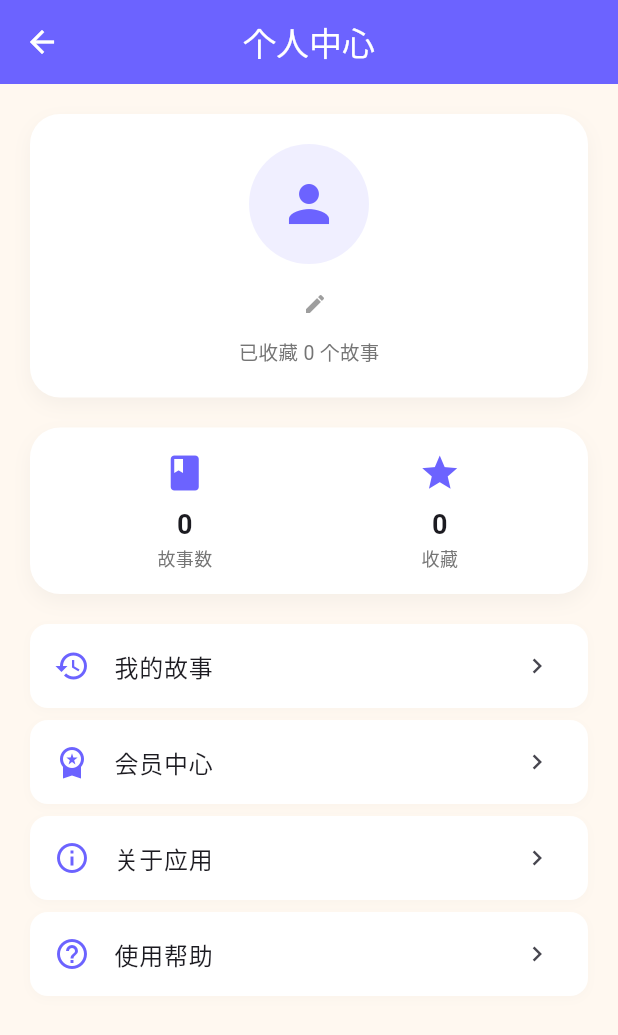
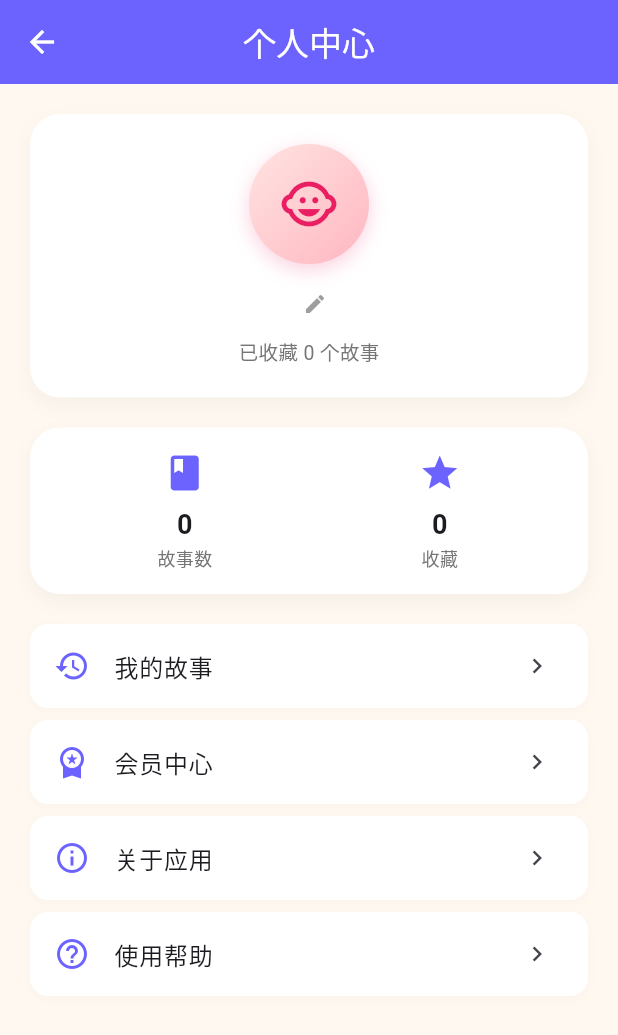
Before and after one commit to boye1026/bedtime_story_app_3, a Flutter app: the screen it shows after launch, after a tap on the "person" icon, on a phone screen of 412 x 824 dp. Shown: the top 1035 px of the screen. Run offline on Flutter 3.47's test engine with Material 3 defaults, Android fonts, the phone set to English and light mode, and no system bars; our stand-ins replace dio, flutter_tts, shared_preferences; accounts and stored records are empty; Roboto replaces fonts that are missing (Default).

Commit message:
feat: 修改TTS语音为芒果姐姐风格，修复验证码和登录网络错误，优化故事库标签显示，推荐故事随机选择，更换温暖风格头像

```diff
--- a/mobile/lib/pages/home_page.dart
+++ b/mobile/lib/pages/home_page.dart
@@ -1,9 +1,17 @@
+import 'dart:math';
 import 'package:flutter/material.dart';
+import '../data/built_in_stories.dart';
 import '../theme/app_colors.dart';
 import '../widgets/star_animation.dart';
 
 class HomePage extends StatelessWidget {
   const HomePage({super.key});
+
+  List<BuiltInStory> _getRandomStories() {
+    final random = Random();
+    final shuffled = List<BuiltInStory>.from(builtInStories)..shuffle(random);
+    return shuffled.take(3).toList();
+  }
 
   @override
   Widget build(BuildContext context) {
@@ -172,23 +180,7 @@ class HomePage extends StatelessWidget {
   }
 
   Widget _buildRecommendedStories(BuildContext context) {
-    final List<Map<String, dynamic>> stories = [
-      {
-        'title': '勇敢的小兔子',
-        'description': '教会孩子勇敢面对困难',
-        'icon': Icons.auto_stories,
-      },
-      {
-        'title': '星星的魔法',
-        'description': '温馨的睡前童话',
-        'icon': Icons.star,
-      },
-      {
-        'title': '小熊猫的冒险',
-        'description': '充满探索精神的旅程',
-        'icon': Icons.forest,
-      },
-    ];
+    final randomStories = _getRandomStories();
 
     return Column(
       crossAxisAlignment: CrossAxisAlignment.start,
@@ -196,13 +188,13 @@ class HomePage extends StatelessWidget {
         const Text('📖 推荐故事',
             style: TextStyle(fontSize: 18, fontWeight: FontWeight.bold)),
         const SizedBox(height: 12),
-        ...stories.map((story) => Padding(
+        ...randomStories.map((story) => Padding(
               padding: const EdgeInsets.only(bottom: 12),
               child: _buildStoryCard(
                 context,
-                title: story['title'] as String,
-                description: story['description'] as String,
-                icon: story['icon'] as IconData,
+                title: story.title,
+                description: story.summary,
+                categoryIcon: story.categoryIcon,
               ),
             )),
       ],
@@ -212,10 +204,13 @@ class HomePage extends StatelessWidget {
   Widget _buildStoryCard(BuildContext context,
       {required String title,
       required String description,
-      required IconData icon}) {
+      String? categoryIcon}) {
     return GestureDetector(
       onTap: () {
-        Navigator.pushNamed(context, '/setup');
+        Navigator.pushNamed(context, '/story-detail', arguments: {
+          'title': title,
+          'content': description,
+        });
       },
       child: Container(
         padding: const EdgeInsets.all(16),
@@ -239,7 +234,12 @@ class HomePage extends StatelessWidget {
                 color: AppColors.primary.withOpacity(0.1),
                 borderRadius: BorderRadius.circular(12),
               ),
-              child: Icon(icon, color: AppColors.primary),
+              child: Center(
+                child: Text(
+                  categoryIcon ?? '📚',
+                  style: const TextStyle(fontSize: 24),
+                ),
+              ),
             ),
             const SizedBox(width: 12),
             Expanded(
--- a/mobile/lib/pages/profile_page.dart
+++ b/mobile/lib/pages/profile_page.dart
@@ -125,10 +125,25 @@ class _ProfilePageState extends State<ProfilePage> {
                       width: 80,
                       height: 80,
                       decoration: BoxDecoration(
-                        color: AppColors.primary.withOpacity(0.1),
+                        gradient: const LinearGradient(
+                          colors: [Color(0xFFFFE4E1), Color(0xFFFFB6C1)],
+                          begin: Alignment.topLeft,
+                          end: Alignment.bottomRight,
+                        ),
                         shape: BoxShape.circle,
+                        boxShadow: [
+                          BoxShadow(
+                            color: Colors.pink.withOpacity(0.2),
+                            blurRadius: 10,
+                            offset: const Offset(0, 4),
+                          ),
+                        ],
                       ),
-                      child: const Icon(Icons.person, size: 40, color: AppColors.primary),
+                      child: const Icon(
+                        Icons.child_care,
+                        size: 40,
+                        color: Color(0xFFE91E63),
+                      ),
                     ),
                     const SizedBox(height: 12),
                     Row(
```
Also changed, not shown: mobile/lib/pages/story_library_page.dart (+11 -3 lines), mobile/lib/services/api_service.dart (+23 -23 lines), mobile/lib/services/tts_service.dart (+31 -11 lines).
